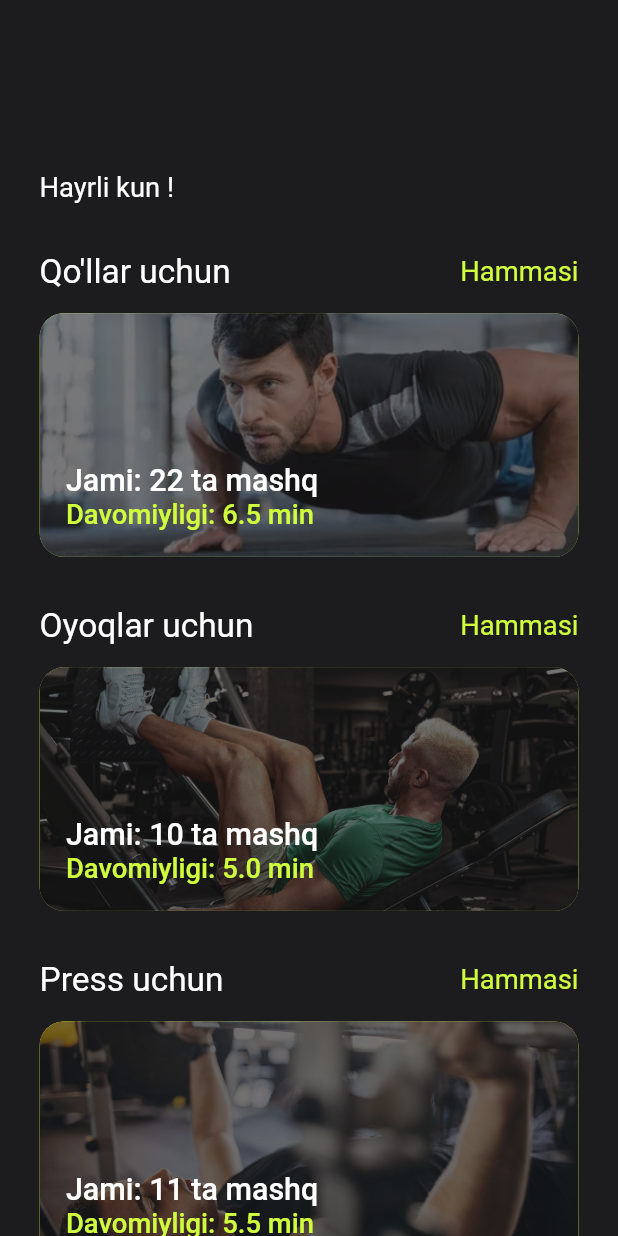
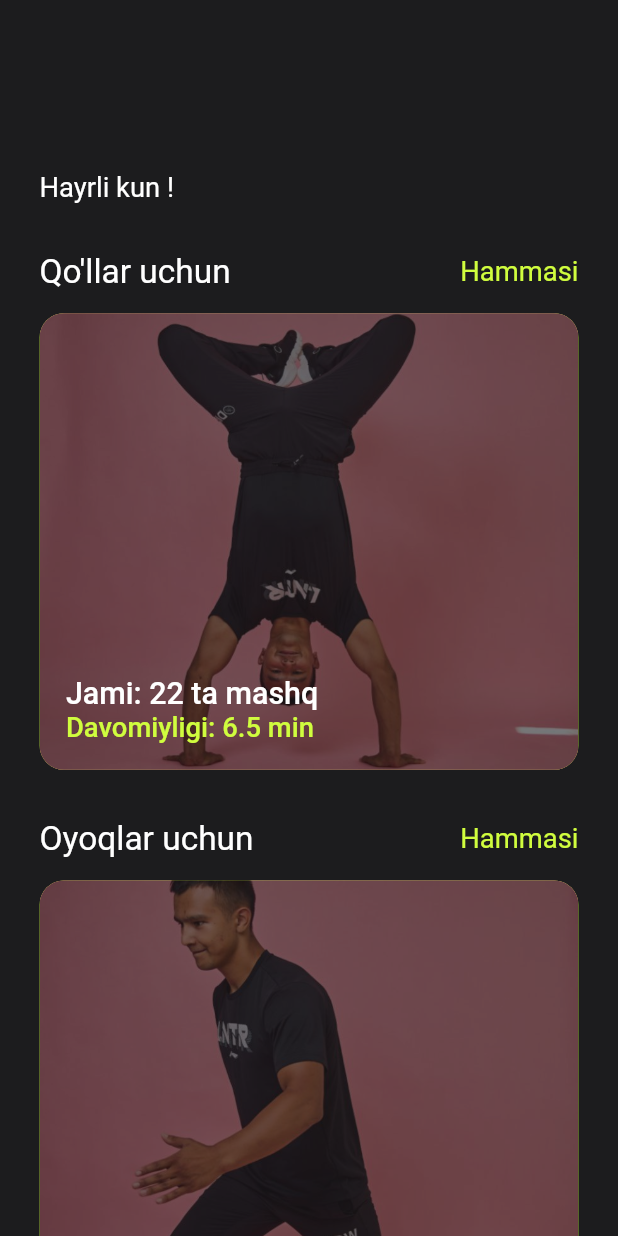
Before and after one commit to AzizbekFlutterDeveloper/Fitness_app, a Flutter app: the HomeView screen opened directly, on a phone screen of 412 x 824 dp. Run offline on Flutter 3.47's test engine with Material 2 defaults, Android fonts, the phone set to English and light mode, and no system bars; drawn by our look-alikes of auto_size_text; our stand-ins replace assets_audio_player, badges, cached_network_image, cloud_firestore, dots_indicator, easy_localization and 15 more; missing offline and left inert: circle_flags, shared_preferences_web, wheel_slider; accounts and stored records are empty.

Commit message:
update play market

```diff
--- a/lib/core/data/mashq_data/mashq_data.dart
+++ b/lib/core/data/mashq_data/mashq_data.dart
@@ -557,31 +557,31 @@ class MashqData {
       "name": ["Qo'llar uchun", "Упражнения для мышц рук"],
       "soni": "22",
       "min": "6.5",
-      'img': "assets/images/qol_home.webp"
+      'img': "assets/images/qol.jpg"
     },
     {
       "name": ["Oyoqlar uchun", "Упражнения для мышц ног"],
       "soni": "10",
       "min": "5.0",
-      'img': "assets/images/oyoq_image.jpg"
+      'img': "assets/images/oyoq.jpg"
     },
     {
       "name": ["Press uchun","Упражнения для прямой мышцы живота"],
       "soni": "11",
       "min": "5.5",
-      'img': "assets/images/pres.jpg"
+      'img': "assets/images/brus2.jpg"
     },
     {
       "name": ["Turnik", "Упражнения на перекладине"],
       "soni": "18",
       "min": "5.5",
-      'img': "assets/images/turnik.jpg"
+      'img': "assets/images/oyoq3.jpg"
     },
     {
       "name": ["Brus", "Упражнения на брусьях"],
       "soni": "9",
       "min": "5.5",
-      'img': "assets/images/brus.jpg"
+      'img': "assets/images/brus2.jpg"
     },
   ];
 }
--- a/lib/core/data/on_bording_data/list_on_bording.dart
+++ b/lib/core/data/on_bording_data/list_on_bording.dart
@@ -3,15 +3,15 @@ import 'package:fitness_app/core/init/lang/locale_keys.g.dart';
 
 List onbordingList = [
   {
-    "img":"assets/images/onbording.jpg",
+    "img":"assets/images/onbording1.jpg",
     "name":"Murabbiyingiz bilan tanishing, sayohatingizni boshlang",
   },
    {
-    "img":"assets/images/Rectangle 6 (1).png",
+    "img":"assets/images/onbording2.jpg",
     "name":"Sog'lom qolish uchun mashq rejasini tuzing",
   },
    {
-    "img":"assets/images/Rectangle 6 (2).png",
+    "img":"assets/images/onbording3.jpg",
     "name":"Harakat barcha muvaffaqiyatlarning kalitidir",
   }
 ];
--- a/lib/view/3_login_view/login_view.dart
+++ b/lib/view/3_login_view/login_view.dart
@@ -41,7 +41,7 @@ class LoginView extends StatelessWidget {
                   SizedBox(
                     height: context.h * 0.65,
                     width: context.w,
-                    child: Image.asset(context.watch<LoginCubit>().tabBarCurrent != 0?"assets/images/Rectangle 6.png":"assets/images/singup.png",
+                    child: Image.asset(context.watch<LoginCubit>().tabBarCurrent != 0?"assets/images/brus2.jpg":"assets/images/onbording3.jpg",
                         fit: BoxFit.cover),
                   ),
                   Container(
--- a/lib/view/5_home_view/home_view.dart
+++ b/lib/view/5_home_view/home_view.dart
@@ -86,7 +86,7 @@ class HomeView extends StatelessWidget {
                     ),
                     GestureDetector(
                       child: Container(
-                        height: 160.h,
+                        height: 300.h,
                         width: 327.w,
                         margin: EdgeInsets.only(top: 15.h),
                         decoration: BoxDecoration(
--- a/pubspec.yaml
+++ b/pubspec.yaml
@@ -2,7 +2,7 @@ name: fitness_app
 description: A new Flutter project.
 
 publish_to: 'none' # Remove this line if you wish to publish to pub.dev
-version: 1.0.0+1
+version: 1.0.3+1
 
 environment:
   sdk: ">=2.17.6 <3.0.0"
```
Also changed, not shown: assets/images/brus2.jpg (added), assets/images/onbording1.jpg (added), assets/images/onbording2.jpg (added), assets/images/onbording3.jpg (added), assets/images/oyoq.jpg (added), assets/images/oyoq3.jpg (added), assets/images/qol.jpg (added), 4 other files.
